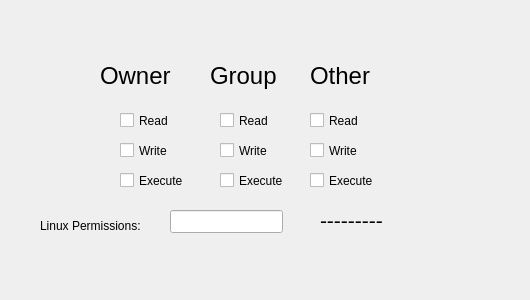
First picture: the form in widget.ui, repository albertomansogonzalez/chmod_calculator, before the edit.
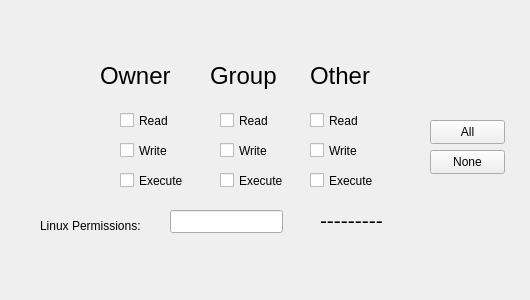
Second picture: the form after the edit.

Commit message: Aniadidos botones todos o ningun permiso

```diff
--- a/widget.ui
+++ b/widget.ui
@@ -225,6 +225,32 @@
     <string>---------</string>
    </property>
   </widget>
+  <widget class="QPushButton" name="pushButton_all">
+   <property name="geometry">
+    <rect>
+     <x>430</x>
+     <y>120</y>
+     <width>75</width>
+     <height>24</height>
+    </rect>
+   </property>
+   <property name="text">
+    <string>All</string>
+   </property>
+  </widget>
+  <widget class="QPushButton" name="pushButton_none">
+   <property name="geometry">
+    <rect>
+     <x>430</x>
+     <y>150</y>
+     <width>75</width>
+     <height>24</height>
+    </rect>
+   </property>
+   <property name="text">
+    <string>None</string>
+   </property>
+  </widget>
  </widget>
  <layoutdefault spacing="6" margin="11"/>
  <resources/>
```
The commit also changes 2 other files.
